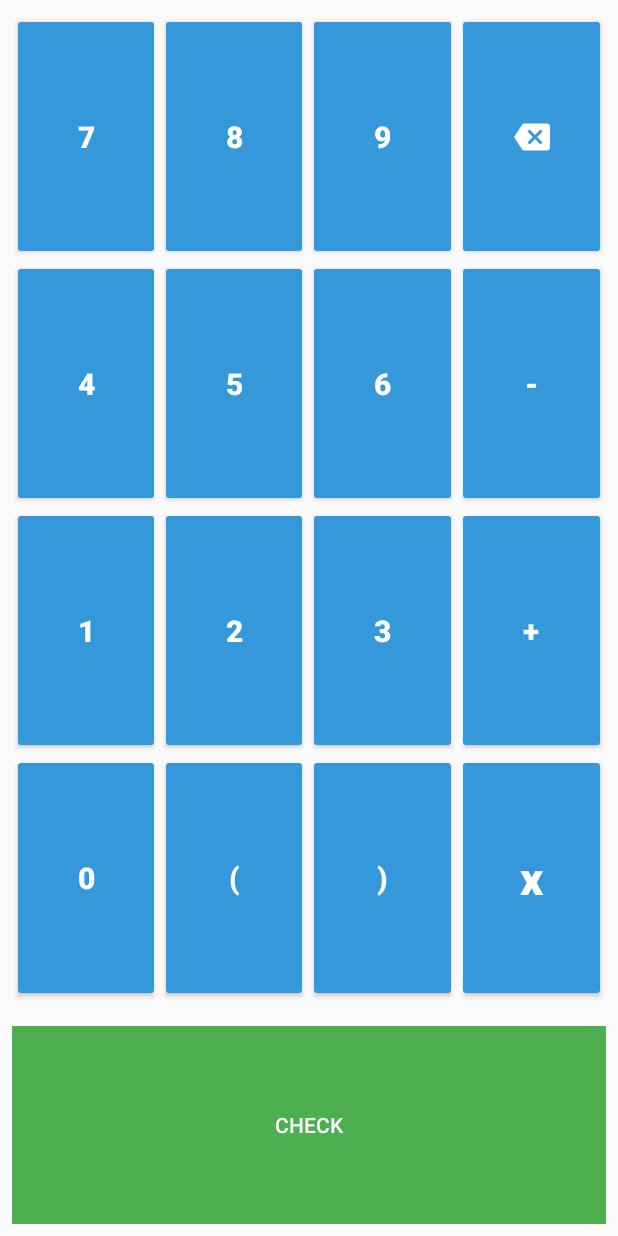
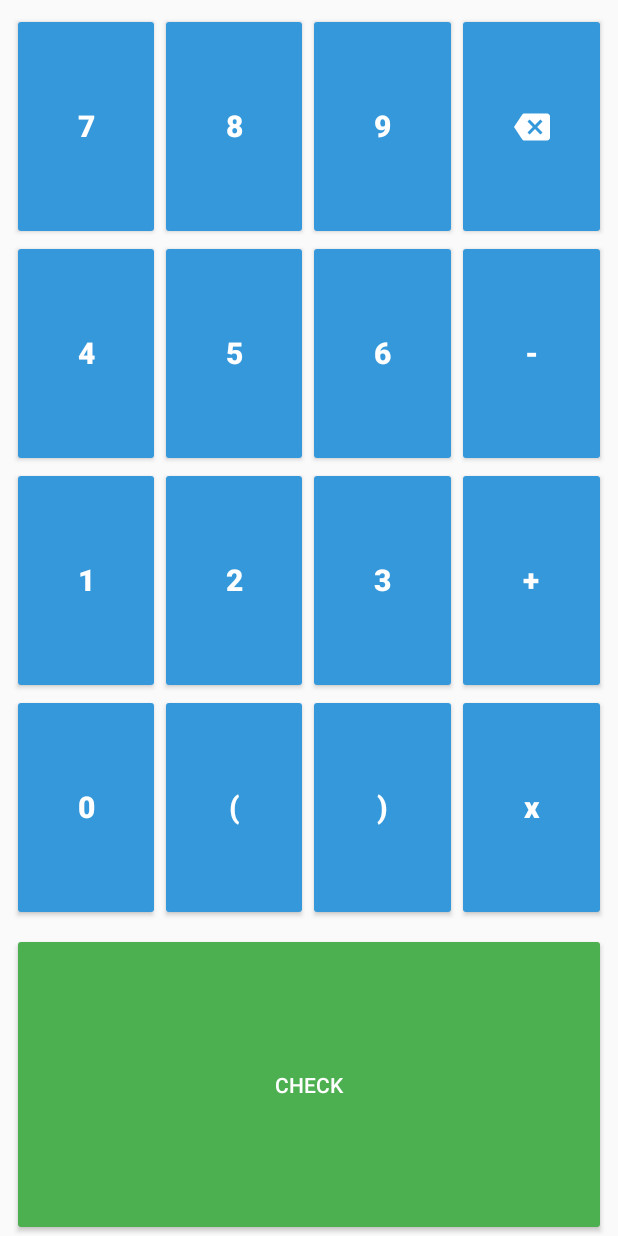
Before and after one commit to ArsalaBangash/Boltz-Android, an Android app: the layout input_algebra.xml on its own in the app's theme, with its tools: preview values and no code run, on a phone screen of 412 x 824 dp. Run offline under Robolectric (Android 15) with nearby library versions, the phone set to English and light mode, and no system bars; Roboto replaces fonts that are not available here.

Commit message:
Final commit on demo branch

```diff
--- a/app/src/main/java/com/arsalabangash/boltz/practice/challenge/ChallengeGenerator.kt
+++ b/app/src/main/java/com/arsalabangash/boltz/practice/challenge/ChallengeGenerator.kt
@@ -24,6 +24,9 @@ class ChallengeGenerator(val challengeUtils: ChallengeUtils, level: String, val
             "Advanced" -> this.level = Level.Advanced
         }
         challenges.forEach { getChallenge(it) }
+        if (classicChallengeOps.isNotEmpty()) {
+            challengeTypes.add({ ClassicChallenge(this.level, challengeUtils, classicChallengeOps) })
+        }
     }
 
     private fun getChallenge(challengeName: String) {
@@ -39,9 +42,6 @@ class ChallengeGenerator(val challengeUtils: ChallengeUtils, level: String, val
             "Degree Trigonometry" -> challengeTypes.add({ DegreeTrigChallenge(level, challengeUtils) })
             "Radian Trigonometry" -> challengeTypes.add({ RadianTrigChallenge(level, challengeUtils) })
         }
-        if (classicChallengeOps.isNotEmpty()) {
-            challengeTypes.add({ ClassicChallenge(level, challengeUtils, classicChallengeOps) })
-        }
     }
 
     fun generateChallenge(): Challenge {
--- a/app/src/main/java/com/arsalabangash/boltz/practice/ui/controllers/PracticeController.kt
+++ b/app/src/main/java/com/arsalabangash/boltz/practice/ui/controllers/PracticeController.kt
@@ -3,6 +3,7 @@ package com.arsalabangash.boltz.practice.ui.controllers
 import android.annotation.SuppressLint
 import android.os.CountDownTimer
 import android.os.SystemClock
+import android.util.Log
 import android.view.View
 import android.widget.EditText
 import android.widget.ProgressBar
--- a/app/src/main/java/com/arsalabangash/boltz/practice/ui/fragments/CustomizeFragment.kt
+++ b/app/src/main/java/com/arsalabangash/boltz/practice/ui/fragments/CustomizeFragment.kt
@@ -32,7 +32,7 @@ class CustomizeFragment : Fragment() {
     //Property Declarations
     private lateinit var sharedPref: SharedPreferences
     private val challengeArray = ArrayList<ChallengeData>()
-    private val difficulties = arrayOf<String>("Basic", "Normal", "Advanced")
+    private val difficulties = arrayOf("Basic", "Normal", "Advanced")
     private var difficultyIndex = 1
 
 
--- a/app/src/main/java/com/arsalabangash/boltz/practice/ui/fragments/PracticeFragment.kt
+++ b/app/src/main/java/com/arsalabangash/boltz/practice/ui/fragments/PracticeFragment.kt
@@ -16,6 +16,7 @@ import com.arsalabangash.boltz.practice.ui.adapters.ChallengeViewAdapter
 import com.arsalabangash.boltz.practice.ui.controllers.PracticeController
 import com.arsalabangash.boltz.practice.ui.views.ChallengeTextInput
 import com.arsalabangash.boltz.practice.utils.animateInfinite
+import com.arsalabangash.boltz.practice.utils.onAnimEnd
 import com.arsalabangash.boltz.practice.utils.onAnimStart
 import com.getkeepsafe.taptargetview.TapTarget
 import com.getkeepsafe.taptargetview.TapTargetSequence
@@ -67,6 +68,7 @@ class PracticeFragment : Fragment() {
                 onNext = {
                     challengeViewAdapter.notifyDataSetChanged()
                     startPractice(practiceOptions.showPracticeTutorial)
+
                 },
                 onError = {}
         )
--- a/app/src/main/res/layout/challenge_view_hex.xml
+++ b/app/src/main/res/layout/challenge_view_hex.xml
@@ -20,7 +20,7 @@
         android:id="@+id/qaContainer"
         android:layout_width="match_parent"
         android:layout_height="0dp"
-        android:layout_weight="0.45">
+        android:layout_weight="0.35">
 
         <include
             layout="@layout/question_answer_hex"
@@ -32,7 +32,7 @@
         android:id="@+id/inputContainer"
         android:layout_width="match_parent"
         android:layout_height="0dp"
-        android:layout_weight="0.55">
+        android:layout_weight="0.65">
 
         <include
             layout="@layout/input_hex"
--- a/app/src/main/res/layout/grid_algebra.xml
+++ b/app/src/main/res/layout/grid_algebra.xml
@@ -161,11 +161,11 @@
             android:id="@+id/buttonX"
             style="@style/grid_button_style"
             fontPath="fonts/STIX2Text-Italic.otf"
+            android:includeFontPadding="false"
             android:textAllCaps="false"
             android:onClick="onInputButtonPressed"
             android:tag="x"
             android:text="x"
-            android:textSize="30sp"
             tools:ignore="HardcodedText,MissingPrefix" />
     </LinearLayout>
 
--- a/app/src/main/res/layout/input_algebra.xml
+++ b/app/src/main/res/layout/input_algebra.xml
@@ -10,7 +10,7 @@
         android:layout_width="match_parent"
         android:layout_height="0dp"
         android:layout_margin="8dp"
-        android:layout_weight="0.5">
+        android:layout_weight="0.45">
 
         <include
             layout="@layout/grid_algebra"
@@ -22,14 +22,8 @@
 
     <Button
         android:id="@+id/checkButton"
-        style="?android:attr/borderlessButtonStyle"
-        android:layout_width="match_parent"
-        android:layout_height="0dp"
-        android:layout_margin="8dp"
-        android:layout_weight="0.1"
-        android:background="@color/colorPrimary"
-        android:onClick="check"
-        android:text="CHECK"
-        android:textColor="@color/colorWhite" />
+        style="@style/check_button_style"
+        android:layout_weight="0.15"
+        android:onClick="check" />
 
 </LinearLayout>
--- a/app/src/main/res/layout/question_answer_hex.xml
+++ b/app/src/main/res/layout/question_answer_hex.xml
@@ -11,7 +11,7 @@
         android:layout_width="match_parent"
         android:layout_height="0dp"
         android:layout_margin="8dp"
-        android:layout_weight="0.6"
+        android:layout_weight="0.4"
         android:scrollbars="none"
         android:textAlignment="center"
         app:setClickable="true"
@@ -20,7 +20,7 @@
     <RelativeLayout
         android:layout_width="match_parent"
         android:layout_height="0dp"
-        android:layout_weight="0.4"
+        android:layout_weight="0.6"
         android:orientation="horizontal">
 
         <TextView
--- a/app/src/main/res/values/styles.xml
+++ b/app/src/main/res/values/styles.xml
@@ -24,6 +24,8 @@
         <item name="android:colorButtonNormal">@color/colorSecondary</item>
         <item name="android:textSize">20sp</item>
         <item name="android:textStyle">bold</item>
+        <item name="android:textAlignment">center</item>
+        <item name="android:includeFontPadding">false</item>
         <item name="android:textColor">@color/colorWhite</item>
         <item name="android:layout_margin">0dp</item>
         <item name="android:layout_weight">1</item>
@@ -31,18 +33,24 @@
         <item name="android:layout_height">match_parent</item>
     </style>
 
-    <style name="PrimaryFlatButton" parent="Theme.AppCompat.Light">
-        <item name="android:buttonStyle">@style/Widget.AppCompat.Button.Borderless.Colored</item>
-        <item name="colorControlHighlight">@color/colorWhite</item>
-    </style>
-
     <style name="multiple_choice_button_style" parent="grid_button_style">
-        <item name="android:layout_margin">6dp</item>
+        <item name="android:layout_margin">8dp</item>
         <item name="android:layout_width">0dp</item>
-        <item name="android:layout_height">72dp</item>
+        <item name="android:layout_height">match_parent</item>
         <item name="android:button">@null</item>
         <item name="android:textAlignment">center</item>
         <item name="android:textSize">26sp</item>
+    </style>
+
+    <style name="check_button_style" parent="@style/Widget.AppCompat.Button.Colored">
+        <item name="android:layout_height">0dp</item>
+        <item name="android:layout_marginLeft">8dp</item>
+        <item name="android:layout_marginRight">8dp</item>
+        <item name="android:layout_width">match_parent</item>
+        <item name="android:textAlignment">center</item>
+        <item name="android:text">CHECK</item>
+        <item name="android:textColor">@color/colorWhite</item>
+        <item name="android:backgroundTint">@color/colorPrimary</item>
     </style>
 
     <style name="backspace_button_style" parent="grid_button_style">
```
Also changed, not shown: app/src/main/java/com/arsalabangash/boltz/practice/ui/fragments/AnswerFeedbackFragment.kt (+20 -21 lines), app/src/main/java/com/arsalabangash/boltz/practice/ui/views/MultipleChoiceGridView.kt (+14 -1 lines), app/src/main/res/layout/input_binary.xml (+6 -22 lines), app/src/main/res/layout/input_classic.xml (+6 -11 lines), app/src/main/res/layout/input_hex.xml (+4 -11 lines), app/src/main/res/layout/input_multiple_choice.xml (+14 -17 lines).
